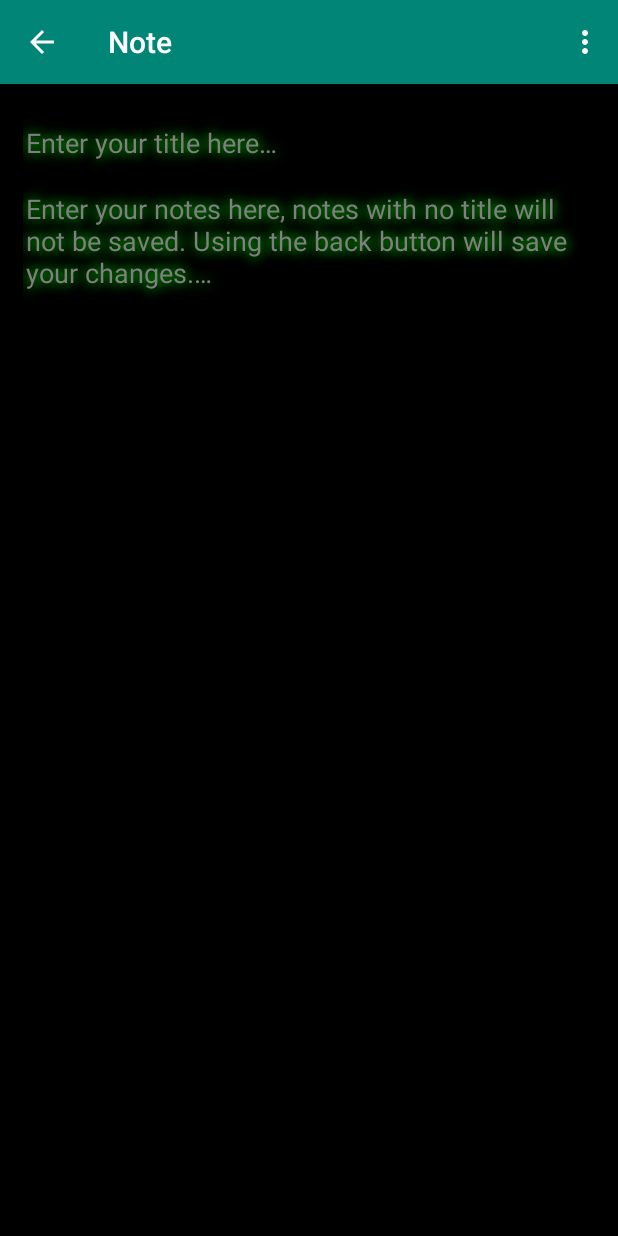
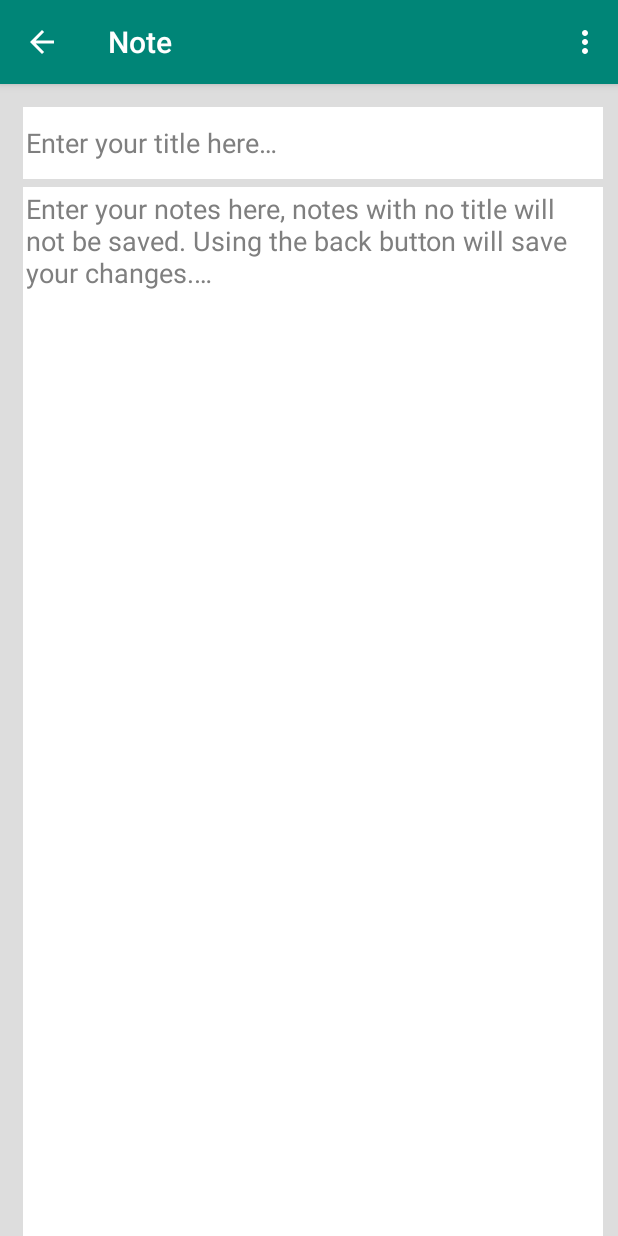
Before and after one commit to developingAlex/Noteal, an Android app: the screen it shows after launch (DisplayNote), in the options menu, after a tap on "New Note", on a phone screen of 412 x 824 dp. Run offline under Robolectric (Android 15) with nearby library versions, the phone set to English and light mode, and no system bars.

Commit message:
change colour scheme to black on white

```diff
--- a/app/src/main/AndroidManifest.xml
+++ b/app/src/main/AndroidManifest.xml
@@ -8,7 +8,7 @@
         android:roundIcon="@mipmap/ic_launcher_round"
         android:supportsRtl="true"
         android:theme="@style/AppTheme">
-        <activity android:name=".MainActivity">
+        <activity android:name=".MainActivity" android:exported="true">
             <intent-filter>
                 <action android:name="android.intent.action.MAIN" />
                 <category android:name="android.intent.category.LAUNCHER" />
--- a/app/src/main/java/developingAlex/noteal/MainActivity.java
+++ b/app/src/main/java/developingAlex/noteal/MainActivity.java
@@ -37,8 +37,8 @@ public class MainActivity extends AppCompatActivity implements DialogInterface.O
 
 
         lv = (ListView) this.findViewById(R.id.list);
-        lv.setBackgroundColor(ContextCompat.getColor(this.getBaseContext(), R.color.Black));
-        lv.setCacheColorHint(ContextCompat.getColor(this.getBaseContext(), R.color.Green));
+        lv.setBackgroundColor(ContextCompat.getColor(this.getBaseContext(), R.color.White));
+        lv.setCacheColorHint(ContextCompat.getColor(this.getBaseContext(), R.color.Black));
         lv.setDrawSelectorOnTop(true);
         lv.setLongClickable(true);
         lv.setOnItemLongClickListener(
--- a/app/src/main/res/layout/activity_display_note.xml
+++ b/app/src/main/res/layout/activity_display_note.xml
@@ -3,7 +3,7 @@
 <LinearLayout xmlns:android="http://schemas.android.com/apk/res/android"
 android:layout_width="match_parent"
 android:layout_height="match_parent"
-android:background="@color/Black"
+android:background="@color/VeryLightGrey"
 android:orientation="vertical" >
 
     <EditText
@@ -13,17 +13,16 @@ android:orientation="vertical" >
         android:layout_height="48dp"
         android:layout_marginTop="15dp"
         android:layout_weight="0"
-        android:background="@color/Black"
+        android:background="@color/White"
         android:hint="@string/title_hint"
         android:inputType="textEmailSubject"
         android:maxLength="29"
         android:minHeight="32dp"
         android:padding="2dp"
-        android:shadowColor="@color/Green"
         android:shadowDx="0"
         android:shadowDy="0"
         android:shadowRadius="10.11"
-        android:textColor="@color/White"
+        android:textColor="@color/Black"
         android:textColorHint="@color/Grey"
         android:textCursorDrawable="@null"
         android:importantForAutofill="no"
@@ -41,9 +40,8 @@ android:orientation="vertical" >
     android:textCursorDrawable="@null"
     android:layout_width="match_parent"
     android:layout_height="match_parent"
-    android:background="@color/Black"
-    android:textColor="@color/Green"
-    android:shadowColor="@color/Green"
+    android:background="@color/White"
+    android:textColor="@color/Black"
     android:shadowDx="0"
     android:shadowDy="0"
     android:shadowRadius="10.11"
--- a/app/src/main/res/layout/activity_main.xml
+++ b/app/src/main/res/layout/activity_main.xml
@@ -3,8 +3,8 @@
 xmlns:tools="http://schemas.android.com/tools"
 android:layout_width="match_parent"
 android:layout_height="match_parent"
-android:background="@color/Black"
-android:textColor="@color/White"
+android:background="@color/White"
+android:textColor="@color/Black"
 android:orientation="vertical"
 android:paddingLeft="@dimen/activity_horizontal_margin"
 android:paddingRight="@dimen/activity_horizontal_margin"
--- a/app/src/main/res/layout/my_list_layout.xml
+++ b/app/src/main/res/layout/my_list_layout.xml
@@ -4,7 +4,7 @@
     android:layout_width="match_parent"
     android:layout_height="wrap_content"
     android:textAppearance="?android:attr/textAppearanceLarge"
-    android:textColor="@color/Green"
+    android:textColor="@color/Black"
     android:gravity="center_vertical"
     android:paddingLeft="6dip"
     android:minHeight="?android:attr/listPreferredItemHeight"
--- a/app/src/main/res/values/colors.xml
+++ b/app/src/main/res/values/colors.xml
@@ -6,6 +6,7 @@
     <color name="White">#FFF</color>
     <color name="Black">#000</color>
     <color name="Grey">#7F7F7F</color>
+    <color name="VeryLightGrey">#DDD</color>
     <color name="DarkGrey">#4F4F4F</color>
     <color name="Green">#0F0</color>
     <color name="TransparentGrey">#7F000000</color>
```
Also changed, not shown: app/build.gradle (+8 -4 lines), 1 other file.
